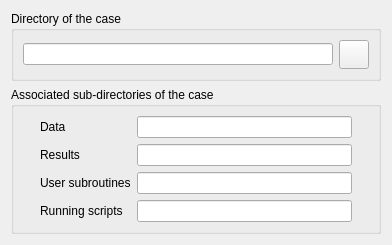
Before: the Qt Designer form gui/Pages/IdentityAndPathesForm.ui in code-saturne/code_saturne, drawn with Qt 5.
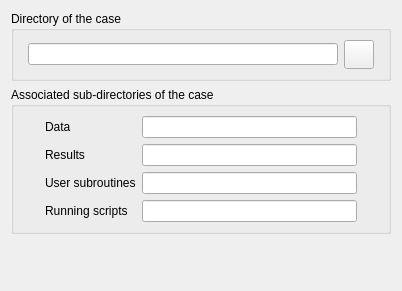
After: the same form once the commit is applied. Icons and pictures are not drawn.

```diff
--- a/gui/Pages/IdentityAndPathesForm.ui
+++ b/gui/Pages/IdentityAndPathesForm.ui
@@ -6,8 +6,8 @@
    <rect>
     <x>0</x>
     <y>0</y>
-    <width>382</width>
-    <height>241</height>
+    <width>402</width>
+    <height>291</height>
    </rect>
   </property>
   <property name="windowTitle">
```
Left out of the diff: 49 changed lines with no effect on the pictures.
